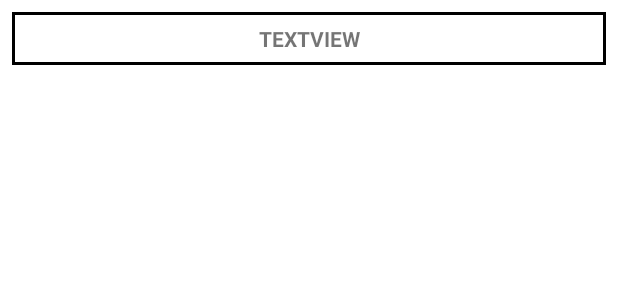
After one commit to Hugonogo/ProjetoAPP, an Android app: the layout layout_exibir_info.xml on its own in the app's theme, with its tools: preview values and no code run, on a phone screen of 412 x 824 dp. The commit adds this screen. Shown: the top 300 px of the screen. Run offline under Robolectric (Android 15) with nearby library versions, the phone set to English and light mode, and no system bars.

Commit message:
listagem de atividades cadastradas

```diff
--- a/app/src/main/java/com/example/appform/LoginOuCadastroActivity.java
+++ b/app/src/main/java/com/example/appform/LoginOuCadastroActivity.java
@@ -91,7 +91,9 @@ public class LoginOuCadastroActivity extends AppCompatActivity {
                     public void onFailure(Call<ModelResponse> call, Throwable t) {
                         dialog_carregando.dismiss();
                         Log.d("mayara", "onFailure: " + t.getMessage());
-                        Toast.makeText(LoginOuCadastroActivity.this, "Erro na requisição, tente novamente!", Toast.LENGTH_SHORT).show();
+                        Toast.makeText(LoginOuCadastroActivity.this, t.getMessage() + ": tente novamente!", Toast.LENGTH_SHORT).show();
+                        finish();
+                        startActivity(new Intent(LoginOuCadastroActivity.this, LoginOuCadastroActivity.class));
                     }
                 });
             }
--- a/app/src/main/java/com/example/appform/retrofitUtils/ServiceApi.java
+++ b/app/src/main/java/com/example/appform/retrofitUtils/ServiceApi.java
@@ -4,6 +4,7 @@ import com.example.appform.model.ModelResponse;
 import com.example.appform.model.ModeloAtividadeFisica;
 import com.example.appform.model.ModeloBodyPostAtividade;
 import com.example.appform.model.ModeloRespostaAtividadeFisica;
+import com.example.appform.model.ModeloRespsotaListaAtividades;
 import com.example.appform.model.ModeloUsuarioKarine;
 
 import java.util.List;
@@ -21,6 +22,9 @@ public interface ServiceApi {
     @GET("api/v1/profiles")
     Call<ModelResponse> getUsuarios ();
 
+    @GET("/api/v1/exercise_metrics")
+    Call<ModeloRespsotaListaAtividades> getAtividades (@Query("user_id") int id);
+
     @Headers({
             "Accept: application/json",
             "Content-Type: application/json"
--- /dev/null
+++ b/app/src/main/res/drawable/background_atividades.xml
@@ -0,0 +1,8 @@
+<?xml version="1.0" encoding="utf-8"?>
+<shape android:shape="rectangle" xmlns:android="http://schemas.android.com/apk/res/android">
+
+    <stroke
+        android:color="@color/black"
+        android:width="2dp"
+        />
+</shape>
--- a/app/src/main/res/layout/activity_step_count.xml
+++ b/app/src/main/res/layout/activity_step_count.xml
@@ -25,6 +25,7 @@
         android:text="Suas Atividades Físicas:" />
 
     <androidx.recyclerview.widget.RecyclerView
+        android:id="@+id/recyclerAtividades"
         android:layout_width="match_parent"
         android:layout_height="match_parent" />
 
--- /dev/null
+++ b/app/src/main/res/layout/layout_exibir_info.xml
@@ -0,0 +1,18 @@
+<?xml version="1.0" encoding="utf-8"?>
+<LinearLayout xmlns:android="http://schemas.android.com/apk/res/android"
+    android:layout_width="match_parent"
+    android:layout_height="wrap_content"
+    android:layout_margin="8dp">
+
+    <TextView
+        android:id="@+id/text_infos_atividade"
+        android:layout_width="wrap_content"
+        android:layout_height="wrap_content"
+        android:layout_weight="1"
+        android:background="@drawable/background_atividades"
+        android:gravity="center"
+        android:padding="8dp"
+        android:text="TextView"
+        android:textAllCaps="true"
+        android:textStyle="bold" />
+</LinearLayout>
```
Also changed, not shown: app/src/main/java/com/example/appform/ContadorPassosActivity.java (+75 -1 lines), app/src/main/java/com/example/appform/adapter/AdapterAtividades.java (added, +53 -0 lines), app/src/main/java/com/example/appform/model/ModeloRespostaAtividadeFisica.java (+26 -0 lines), app/src/main/java/com/example/appform/model/ModeloRespsotaListaAtividades.java (added, +19 -0 lines).
